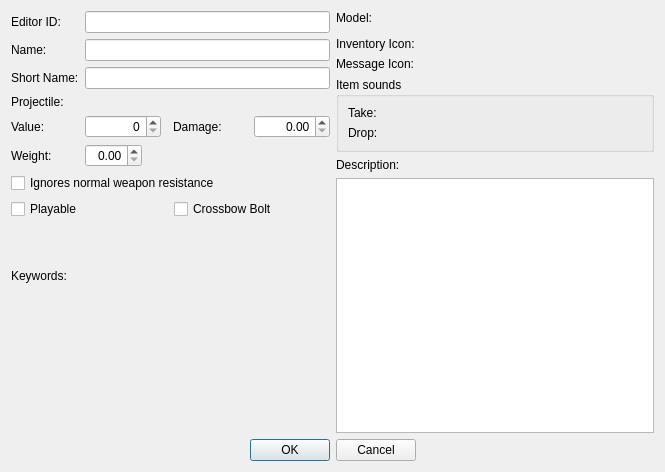
Qt form native/src/DovahKit/ui/form_windows/ammo.ui (DavidJCobb/DovahKit) before a commit.
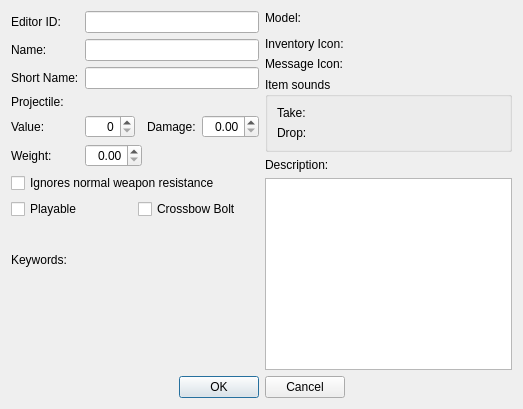
The same form after that commit. Custom widgets are drawn as their Qt base class.

```diff
--- a/native/src/DovahKit/ui/form_windows/ammo.ui
+++ b/native/src/DovahKit/ui/form_windows/ammo.ui
@@ -2,14 +2,6 @@
 <ui version="4.0">
  <class>FormDialogAmmo</class>
  <widget class="QDialog" name="FormDialogAmmo">
-  <property name="geometry">
-   <rect>
-    <x>0</x>
-    <y>0</y>
-    <width>665</width>
-    <height>472</height>
-   </rect>
-  </property>
   <property name="windowTitle">
    <string>Ammo</string>
   </property>
```
